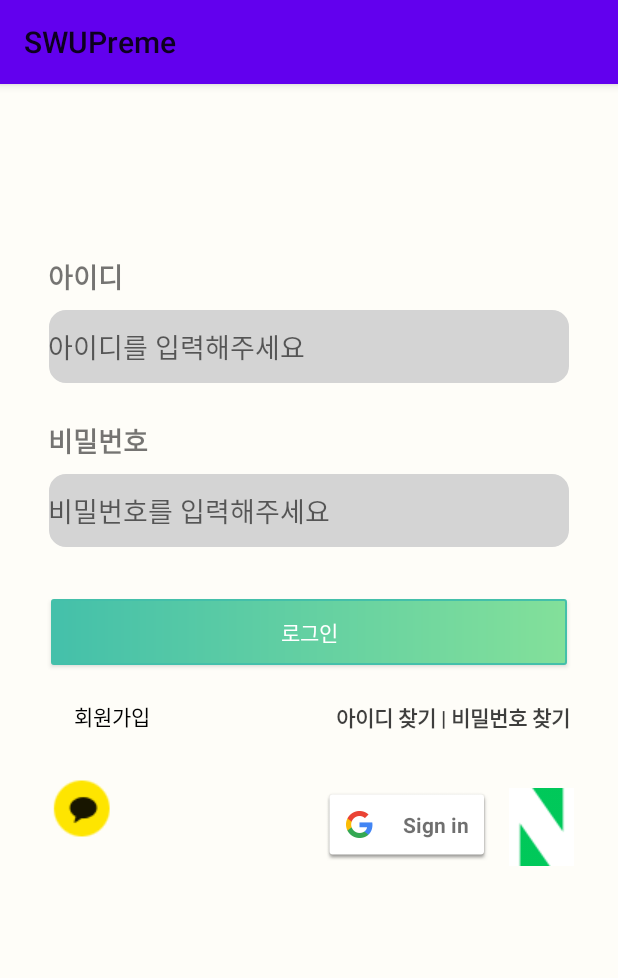
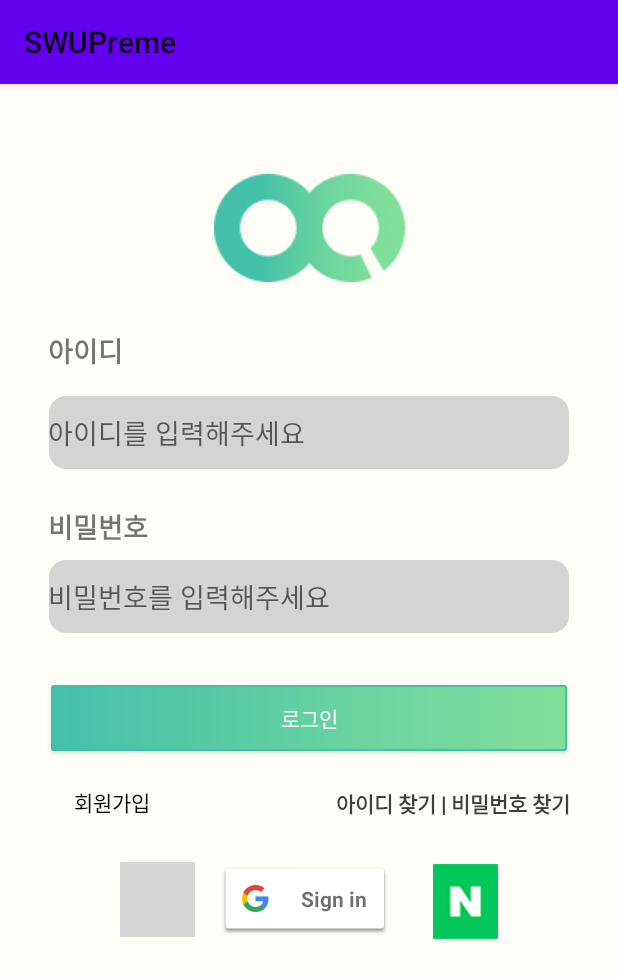
Before and after one commit to dlwndms0812/SWUPreme, an Android app: the LoginActivity screen opened directly, with no data from a screen before it, on a phone screen of 412 x 824 dp. Shown: the top 978 px of the screen. Run offline under Robolectric (Android 15) with nearby library versions, the phone set to English and light mode, and no system bars; our stand-ins replace Firebase (no records; nobody signed in at launch, a user with empty details on screens opened directly), Volley; libraries missing offline, so code that uses them is left out: com.kakao.sdk, com.nhn.android; grey boxes are pictures that could not be loaded.

Commit message:
layout 변경

```diff
--- a/app/src/main/res/layout/activity_login.xml
+++ b/app/src/main/res/layout/activity_login.xml
@@ -8,16 +8,31 @@
     android:backgroundTint="#FEFDF8"
     tools:context=".LoginActivity">
 
+    <ImageView
+        android:id="@+id/logo"
+        android:layout_width="wrap_content"
+        android:layout_height="wrap_content"
+        android:layout_marginTop="60dp"
+        android:src="@drawable/logo"
+        app:layout_constraintEnd_toEndOf="parent"
+        app:layout_constraintStart_toStartOf="parent"
+        app:layout_constraintTop_toTopOf="parent" />
+
+
     <TextView
+        android:id="@+id/tvtv"
         android:layout_width="wrap_content"
         android:layout_height="wrap_content"
         android:layout_marginStart="32dp"
+        android:layout_marginTop="32dp"
         android:layout_marginBottom="8dp"
+        android:fontFamily="@font/font1"
         android:text="아이디"
         android:textSize="18sp"
         android:textStyle="bold"
         app:layout_constraintBottom_toTopOf="@+id/et_id"
         app:layout_constraintStart_toStartOf="parent"
+        app:layout_constraintTop_toBottomOf="@+id/logo"
         tools:ignore="MissingConstraints" />
 
     <EditText
@@ -25,17 +40,19 @@
         android:layout_width="0dp"
         android:layout_height="50dp"
         android:layout_marginStart="32dp"
-        android:layout_marginTop="150dp"
+        android:layout_marginTop="16dp"
         android:layout_marginEnd="32dp"
         android:background="@drawable/border_login"
         android:ems="10"
+        android:fontFamily="@font/font1"
         android:hint="아이디를 입력해주세요"
         android:inputType="textPersonName"
         app:layout_constraintEnd_toEndOf="parent"
         app:layout_constraintStart_toStartOf="parent"
-        app:layout_constraintTop_toTopOf="parent" />
+        app:layout_constraintTop_toBottomOf="@id/tvtv" />
 
     <TextView
+        android:fontFamily="@font/font1"
         android:id="@+id/tv_pass"
         android:layout_width="wrap_content"
         android:layout_height="wrap_content"
@@ -51,6 +68,7 @@
 
 
     <EditText
+        android:fontFamily="@font/font1"
         android:id="@+id/et_pass"
         android:layout_width="0dp"
         android:layout_height="50dp"
@@ -67,6 +85,7 @@
 
 
     <Button
+        android:fontFamily="@font/font1"
         android:id="@+id/btn_login"
         android:layout_width="0dp"
         android:layout_height="wrap_content"
@@ -80,6 +99,7 @@
         app:layout_constraintTop_toBottomOf="@+id/et_pass" />
 
     <Button
+        android:fontFamily="@font/font1"
         android:id="@+id/btn_register"
         style="?android:borderlessButtonStyle"
         android:layout_width="wrap_content"
@@ -92,6 +112,8 @@
         app:layout_constraintTop_toBottomOf="@+id/btn_login" />
 
     <TextView
+        android:id="@+id/tv_look"
+        android:fontFamily="@font/font1"
         android:layout_width="wrap_content"
         android:layout_height="wrap_content"
         android:layout_marginTop="22dp"
@@ -105,11 +127,11 @@
 
     <ImageButton
         android:id="@+id/btn_kakao"
-        android:layout_width="wrap_content"
-        android:layout_height="0dp"
-        android:layout_marginStart="32dp"
+        android:layout_width="50dp"
+        android:layout_height="50dp"
+        android:layout_marginStart="80dp"
         android:layout_marginTop="16dp"
-        android:background="@drawable/kakao_login_medium_narrow"
+        android:background="@drawable/kakao"
         app:layout_constraintStart_toStartOf="parent"
         app:layout_constraintTop_toBottomOf="@+id/btn_register"
         tools:ignore="MissingConstraints" />
@@ -118,22 +140,29 @@
         android:id="@+id/btn_google"
         android:layout_width="0dp"
         android:layout_height="wrap_content"
-        android:layout_marginTop="24dp"
+        android:layout_marginStart="16dp"
+        android:layout_marginTop="16dp"
+        android:layout_marginEnd="16dp"
+        app:layout_constraintEnd_toStartOf="@+id/btn_naver"
         app:layout_constraintStart_toEndOf="@+id/btn_kakao"
         app:layout_constraintTop_toBottomOf="@id/btn_register"
-        tools:ignore="MissingConstraints" />
+        tools:ignore="MissingConstraints">
+
+    </com.google.android.gms.common.SignInButton>
+
 
     <ImageButton
         android:id="@+id/btn_naver"
         android:layout_width="43dp"
         android:layout_height="52dp"
         android:layout_marginStart="12dp"
-        android:layout_marginTop="24dp"
-        android:background="@drawable/round_button"
-        android:src="@drawable/btn_naver"
+        android:layout_marginTop="16dp"
+        android:layout_marginEnd="80dp"
+        android:src="@drawable/btn_naver_icon"
+        app:layout_constraintEnd_toEndOf="parent"
         app:layout_constraintStart_toEndOf="@+id/btn_google"
         app:layout_constraintTop_toBottomOf="@+id/btn_register"
         tools:ignore="MissingConstraints"
-        tools:src="@drawable/btn_naver" />
+        tools:src="@drawable/btn_naver_icon" />
 
 </androidx.constraintlayout.widget.ConstraintLayout>
```
Also changed, not shown: app/src/main/res/layout/activity_home.xml (+13 -0 lines), app/src/main/res/layout/activity_register.xml (+9 -0 lines), app/src/main/res/drawable/btn_google_dark_focus_tvdpi.9.png (added), app/src/main/res/drawable/btn_naver_icon.png (added), 1 other file.
